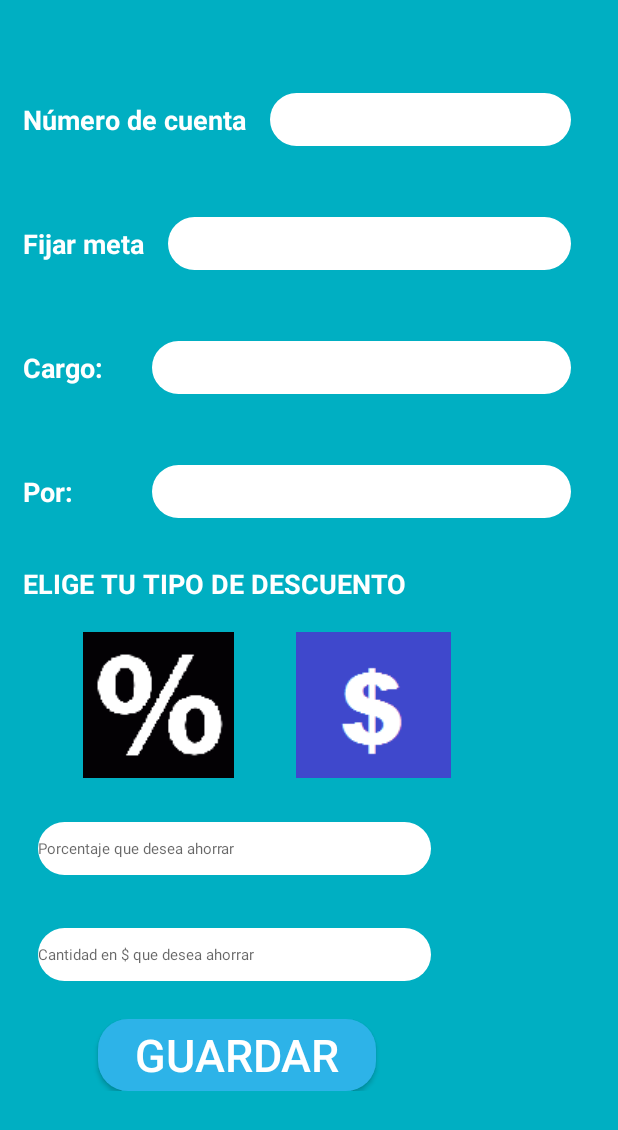
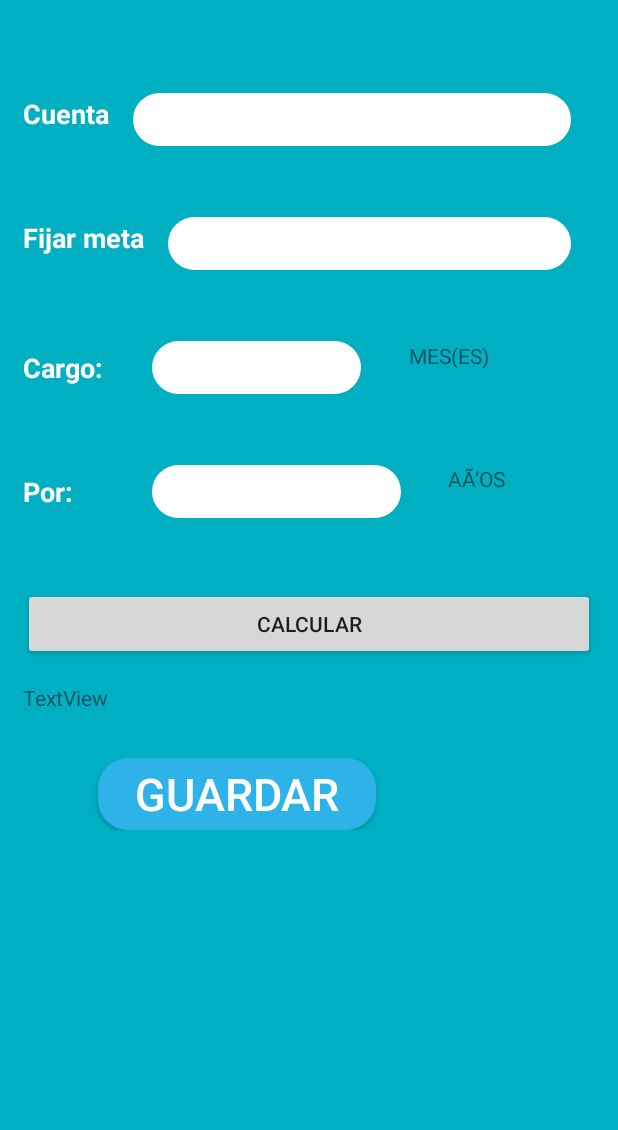
Before and after one commit to Albertopls/MyApp-master2, an Android app: the layout fragment_fragment_ahorrar.xml on its own in the app's theme, with its tools: preview values and no code run, on a phone screen of 412 x 824 dp. Shown: the top 1130 px of the screen. Run offline under Robolectric (Android 15) with nearby library versions, the phone set to English and light mode, and no system bars; network calls fail.

Commit message:
AHORRO-CANTIDAD

```diff
--- a/app/src/main/res/layout/fragment_fragment_ahorrar.xml
+++ b/app/src/main/res/layout/fragment_fragment_ahorrar.xml
@@ -6,6 +6,7 @@
     tools:context="com.example.eduardopalacios.myapp.FragmentAhorrar">
 
     <!-- TODO: Update blank fragment layout -->
+
 
     <ScrollView
         android:id="@+id/scrollView2"
@@ -23,29 +24,31 @@
             android:layout_marginTop="15dp"
             android:orientation="vertical">
 
+
             <LinearLayout
-                android:layout_width="fill_parent"
-                android:layout_height="wrap_content"
+                android:layout_width="match_parent"
+                android:layout_height="match_parent"
                 android:layout_marginTop="15dp"
                 android:orientation="horizontal">
 
                 <TextView
+                    android:id="@+id/textView7"
                     android:layout_width="wrap_content"
-                    android:layout_height="wrap_content"
+                    android:layout_height="32dp"
                     android:layout_gravity="center_vertical"
-                    android:text="Número de cuenta"
+                    android:text="Cuenta"
                     android:textColor="#FFFFFF"
                     android:textSize="18sp"
                     android:textStyle="bold" />
 
                 <Spinner
-                    android:id="@+id/spn_cuenta"
+                    android:id="@+id/Spinner_cuenta"
                     style="@style/editText_style"
-                    android:layout_width="fill_parent"
+                    android:layout_width="163dp"
                     android:layout_height="wrap_content"
                     android:layout_margin="16dp" />
+
             </LinearLayout>
-
 
             <LinearLayout
                 android:layout_width="fill_parent"
@@ -54,20 +57,23 @@
                 android:orientation="horizontal">
 
                 <TextView
+                    android:id="@+id/textView4"
                     android:layout_width="wrap_content"
-                    android:layout_height="wrap_content"
+                    android:layout_height="32dp"
                     android:layout_gravity="center_vertical"
                     android:text="Fijar meta"
                     android:textColor="#FFFFFF"
                     android:textSize="18sp"
                     android:textStyle="bold" />
 
-                <Spinner
-                    android:id="@+id/spn_1"
+                <EditText
+                    android:id="@+id/editText_meta"
                     style="@style/editText_style"
                     android:layout_width="fill_parent"
                     android:layout_height="wrap_content"
-                    android:layout_margin="16dp" />
+                    android:layout_margin="16dp"
+                    android:inputType="numberDecimal" />
+
             </LinearLayout>
 
             <LinearLayout
@@ -86,13 +92,22 @@
                     android:textStyle="bold" />
 
                 <Spinner
-                    android:id="@+id/spn_2"
+                    android:id="@+id/Spinner_cargo"
                     style="@style/editText_style"
-                    android:layout_width="fill_parent"
+                    android:layout_width="153dp"
                     android:layout_height="wrap_content"
                     android:layout_margin="16dp" />
 
+                <TextView
+                    android:id="@+id/textView_mes"
+                    android:layout_width="match_parent"
+                    android:layout_height="wrap_content"
+                    android:layout_weight="1"
+                    android:layout_margin="16dp"
+                    android:text="MES(ES)" />
+
             </LinearLayout>
+
             <LinearLayout
                 android:layout_width="fill_parent"
                 android:layout_height="wrap_content"
@@ -109,11 +124,19 @@
                     android:textStyle="bold" />
 
                 <Spinner
-                    android:id="@+id/spn_3"
+                    android:id="@+id/Spinner_años"
                     style="@style/editText_style"
-                    android:layout_width="fill_parent"
+                    android:layout_width="163dp"
                     android:layout_height="wrap_content"
                     android:layout_margin="16dp" />
+
+                <TextView
+                    android:id="@+id/textView5"
+                    android:layout_width="wrap_content"
+                    android:layout_height="wrap_content"
+                    android:layout_weight="1"
+                    android:layout_margin="15dp"
+                    android:text="AÃ‘OS" />
 
             </LinearLayout>
 
@@ -124,15 +147,6 @@
                 android:orientation="horizontal"
                 android:weightSum="1">
 
-                <TextView
-                    android:layout_width="@dimen/seekbar_label_length"
-                    android:layout_height="wrap_content"
-                    android:layout_gravity="center_vertical"
-                    android:layout_weight="0.78"
-                    android:text="ELIGE TU TIPO DE DESCUENTO"
-                    android:textColor="#FFFFFF"
-                    android:textSize="18sp"
-                    android:textStyle="bold" />
             </LinearLayout>
 
             <LinearLayout
@@ -142,27 +156,12 @@
                 android:orientation="horizontal"
                 android:weightSum="1">
 
-                <ImageButton
-                    android:id="@+id/Button_Porcentaje"
-                    android:layout_width="87dp"
-                    android:layout_height="106dp"
-                    android:layout_marginLeft="40dp"
-                    android:layout_marginRight="40dp"
-                    android:layout_weight="0.11"
-                    android:src="@drawable/porcentaje"
-                    android:textColor="#FFFFFF"
-                    android:textSize="30sp" />
-
-                <ImageButton
-                    android:id="@+id/Button_Pesos"
-                    android:layout_width="87dp"
-                    android:layout_height="106dp"
-
-                    android:layout_weight="0.15"
-                    android:src="@drawable/pesos"
-                    android:text="$"
-                    android:textColor="#FFFFFF"
-                    android:textSize="30sp" />
+                <Button
+                    android:id="@+id/button_calc"
+                    android:layout_width="wrap_content"
+                    android:layout_height="wrap_content"
+                    android:layout_weight="1"
+                    android:text="Calcular" />
             </LinearLayout>
 
 
@@ -173,17 +172,12 @@
                 android:orientation="horizontal"
                 android:weightSum="1">
 
-                <EditText
-                    android:id="@+id/edit_percent"
-                    style="@style/editText_style"
-                    android:layout_width="256dp"
+                <TextView
+                    android:id="@+id/textView_cantidad"
+                    android:layout_width="wrap_content"
                     android:layout_height="wrap_content"
-                    android:ems="10"
-                    android:maxLength="2"
-                    android:hint="Porcentaje que desea ahorrar"
-                    android:enabled="false"
-                    android:inputType="number" />
-
+                    android:layout_weight="1"
+                    android:text="TextView" />
             </LinearLayout>
 
 
@@ -193,17 +187,6 @@
                 android:layout_marginTop="15dp"
                 android:orientation="horizontal"
                 android:weightSum="1">
-
-                <EditText
-                    android:id="@+id/edit_pesos"
-                    style="@style/editText_style"
-                    android:layout_width="256dp"
-                    android:layout_height="wrap_content"
-                    android:ems="10"
-                    android:hint="Cantidad en $ que desea ahorrar"
-                    android:maxLength="4"
-                    android:enabled="false"
-                    android:inputType="number" />
 
 
             </LinearLayout>
```
Also changed, not shown: app/src/main/java/com/example/eduardopalacios/myapp/FragmentAhorrar.java (+65 -48 lines), 2 other files.
